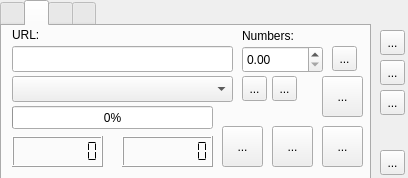
Above: parser.ui from Silver-North/ani-ma_checker before the change. Below: the same form after it.
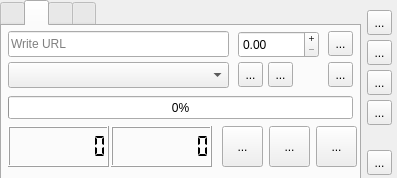
That is the form after the change. The open tabs and pages were chosen to show the change. Icons and pictures are not drawn.

What changed in the file:
```diff
--- a/parser.ui
+++ b/parser.ui
@@ -6,19 +6,19 @@
    <rect>
     <x>0</x>
     <y>0</y>
-    <width>408</width>
+    <width>397</width>
     <height>178</height>
    </rect>
   </property>
   <property name="minimumSize">
    <size>
-    <width>408</width>
+    <width>397</width>
     <height>178</height>
    </size>
   </property>
   <property name="maximumSize">
    <size>
-    <width>408</width>
+    <width>397</width>
     <height>178</height>
    </size>
   </property>
@@ -29,8 +29,8 @@
    <widget class="QToolButton" name="toolButton_3">
     <property name="geometry">
      <rect>
-      <x>380</x>
-      <y>30</y>
+      <x>367</x>
+      <y>10</y>
       <width>25</width>
       <height>25</height>
      </rect>
@@ -49,8 +49,8 @@
    <widget class="QToolButton" name="toolButton_11">
     <property name="geometry">
      <rect>
-      <x>380</x>
-      <y>60</y>
+      <x>367</x>
+      <y>40</y>
       <width>25</width>
       <height>25</height>
      </rect>
@@ -67,7 +67,7 @@
      <rect>
       <x>0</x>
       <y>0</y>
-      <width>371</width>
+      <width>361</width>
       <height>181</height>
      </rect>
     </property>
@@ -160,44 +160,6 @@
         <normaloff>icons/diskette.png</normaloff>icons/diskette.png</iconset>
       </property>
      </widget>
-     <widget class="QToolButton" name="toolButton_6">
-      <property name="geometry">
-       <rect>
-        <x>110</x>
-        <y>100</y>
-        <width>41</width>
-        <height>41</height>
-       </rect>
-      </property>
-      <property name="toolTip">
-       <string>Close Connect</string>
-      </property>
-      <property name="text">
-       <string>...</string>
-      </property>
-      <property name="iconSize">
-       <size>
-        <width>36</width>
-        <height>36</height>
-       </size>
-      </property>
-     </widget>
-     <widget class="QLabel" name="label_2">
-      <property name="geometry">
-       <rect>
-        <x>200</x>
-        <y>4</y>
-        <width>41</width>
-        <height>21</height>
-       </rect>
-      </property>
-      <property name="text">
-       <string>Series:</string>
-      </property>
-      <property name="buddy">
-       <cstring>spinBox</cstring>
-      </property>
-     </widget>
      <widget class="QToolButton" name="toolButton_4">
       <property name="geometry">
        <rect>
@@ -450,7 +412,7 @@
      <widget class="QToolButton" name="toolButton_13">
       <property name="geometry">
        <rect>
-        <x>320</x>
+        <x>314</x>
         <y>100</y>
         <width>41</width>
         <height>41</height>
@@ -475,8 +437,8 @@
      <widget class="QToolButton" name="toolButton_15">
       <property name="geometry">
        <rect>
-        <x>330</x>
-        <y>20</y>
+        <x>326</x>
+        <y>5</y>
         <width>25</width>
         <height>25</height>
        </rect>
@@ -494,7 +456,7 @@
      <widget class="QToolButton" name="toolButton_17">
       <property name="geometry">
        <rect>
-        <x>270</x>
+        <x>267</x>
         <y>100</y>
         <width>41</width>
         <height>41</height>
@@ -519,12 +481,27 @@
      <widget class="QDoubleSpinBox" name="doubleSpinBox">
       <property name="geometry">
        <rect>
-        <x>240</x>
-        <y>20</y>
+        <x>236</x>
+        <y>5</y>
         <width>81</width>
         <height>27</height>
        </rect>
       </property>
+      <property name="toolTip">
+       <string>Numbers</string>
+      </property>
+      <property name="buttonSymbols">
+       <enum>QAbstractSpinBox::PlusMinus</enum>
+      </property>
+      <property name="specialValueText">
+       <string/>
+      </property>
+      <property name="prefix">
+       <string/>
+      </property>
+      <property name="suffix">
+       <string/>
+      </property>
       <property name="decimals">
        <number>2</number>
       </property>
@@ -538,10 +515,10 @@
      <widget class="QLCDNumber" name="lcdNumber_2">
       <property name="geometry">
        <rect>
-        <x>10</x>
-        <y>110</y>
-        <width>91</width>
-        <height>31</height>
+        <x>6</x>
+        <y>100</y>
+        <width>101</width>
+        <height>41</height>
        </rect>
       </property>
       <property name="toolTip">
@@ -554,24 +531,11 @@
        <enum>QLCDNumber::Flat</enum>
       </property>
      </widget>
-     <widget class="QLabel" name="label_3">
-      <property name="geometry">
-       <rect>
-        <x>240</x>
-        <y>0</y>
-        <width>61</width>
-        <height>20</height>
-       </rect>
-      </property>
-      <property name="text">
-       <string>Numbers:</string>
-      </property>
-     </widget>
      <widget class="QToolButton" name="toolButton_19">
       <property name="geometry">
        <rect>
-        <x>240</x>
-        <y>50</y>
+        <x>236</x>
+        <y>36</y>
         <width>25</width>
         <height>25</height>
        </rect>
@@ -589,8 +553,8 @@
      <widget class="QComboBox" name="comboBox_2">
       <property name="geometry">
        <rect>
-        <x>10</x>
-        <y>50</y>
+        <x>6</x>
+        <y>36</y>
         <width>221</width>
         <height>26</height>
        </rect>
@@ -621,26 +585,13 @@
        </size>
       </property>
      </widget>
-     <widget class="QLabel" name="label_4">
-      <property name="geometry">
-       <rect>
-        <x>10</x>
-        <y>0</y>
-        <width>31</width>
-        <height>18</height>
-       </rect>
-      </property>
-      <property name="text">
-       <string>URL:</string>
-      </property>
-     </widget>
      <widget class="QLCDNumber" name="lcdNumber_3">
       <property name="geometry">
        <rect>
-        <x>120</x>
-        <y>110</y>
-        <width>91</width>
-        <height>31</height>
+        <x>109</x>
+        <y>100</y>
+        <width>101</width>
+        <height>41</height>
        </rect>
       </property>
       <property name="toolTip">
@@ -656,8 +607,8 @@
      <widget class="QToolButton" name="toolButton_21">
       <property name="geometry">
        <rect>
-        <x>270</x>
-        <y>50</y>
+        <x>266</x>
+        <y>36</y>
         <width>25</width>
         <height>25</height>
        </rect>
@@ -675,20 +626,23 @@
      <widget class="QLineEdit" name="lineEdit_2">
       <property name="geometry">
        <rect>
-        <x>10</x>
-        <y>20</y>
+        <x>6</x>
+        <y>5</y>
         <width>221</width>
         <height>26</height>
        </rect>
       </property>
+      <property name="placeholderText">
+       <string>Write URL</string>
+      </property>
      </widget>
      <widget class="QToolButton" name="toolButton_14">
       <property name="geometry">
        <rect>
-        <x>320</x>
-        <y>50</y>
-        <width>41</width>
-        <height>41</height>
+        <x>326</x>
+        <y>36</y>
+        <width>25</width>
+        <height>25</height>
        </rect>
       </property>
       <property name="toolTip">
@@ -702,17 +656,17 @@
       </property>
       <property name="iconSize">
        <size>
-        <width>36</width>
-        <height>36</height>
+        <width>16</width>
+        <height>16</height>
        </size>
       </property>
      </widget>
      <widget class="QProgressBar" name="progressBar_3">
       <property name="geometry">
        <rect>
-        <x>10</x>
-        <y>80</y>
-        <width>201</width>
+        <x>6</x>
+        <y>70</y>
+        <width>345</width>
         <height>23</height>
        </rect>
       </property>
@@ -890,8 +844,8 @@
    <widget class="QToolButton" name="toolButton_18">
     <property name="geometry">
      <rect>
-      <x>380</x>
-      <y>90</y>
+      <x>367</x>
+      <y>70</y>
       <width>25</width>
       <height>25</height>
      </rect>
@@ -906,7 +860,7 @@
    <widget class="QToolButton" name="toolButton_24">
     <property name="geometry">
      <rect>
-      <x>380</x>
+      <x>367</x>
       <y>150</y>
       <width>25</width>
       <height>25</height>
@@ -917,6 +871,34 @@
     </property>
     <property name="text">
      <string>...</string>
+    </property>
+    <property name="iconSize">
+     <size>
+      <width>24</width>
+      <height>24</height>
+     </size>
+    </property>
+   </widget>
+   <widget class="QToolButton" name="toolButton_6">
+    <property name="geometry">
+     <rect>
+      <x>367</x>
+      <y>100</y>
+      <width>25</width>
+      <height>25</height>
+     </rect>
+    </property>
+    <property name="toolTip">
+     <string>Close Connect</string>
+    </property>
+    <property name="text">
+     <string>...</string>
+    </property>
+    <property name="iconSize">
+     <size>
+      <width>36</width>
+      <height>36</height>
+     </size>
     </property>
    </widget>
   </widget>
```
Left out of the diff: 116 changed lines with no effect on the pictures.
